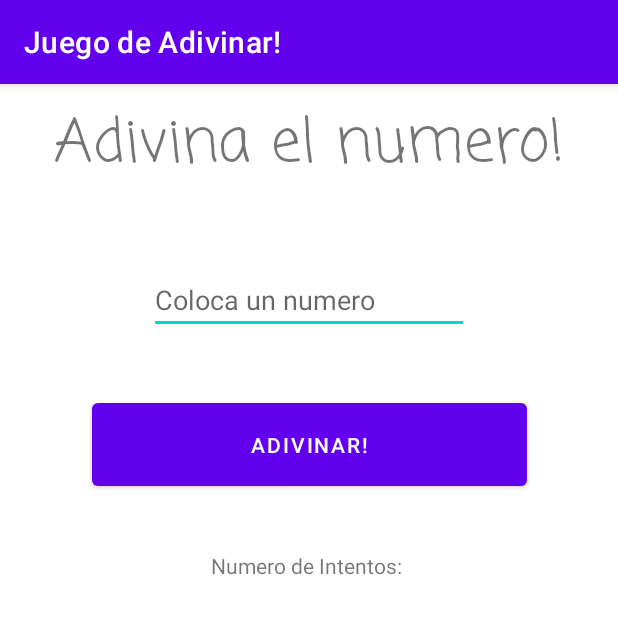
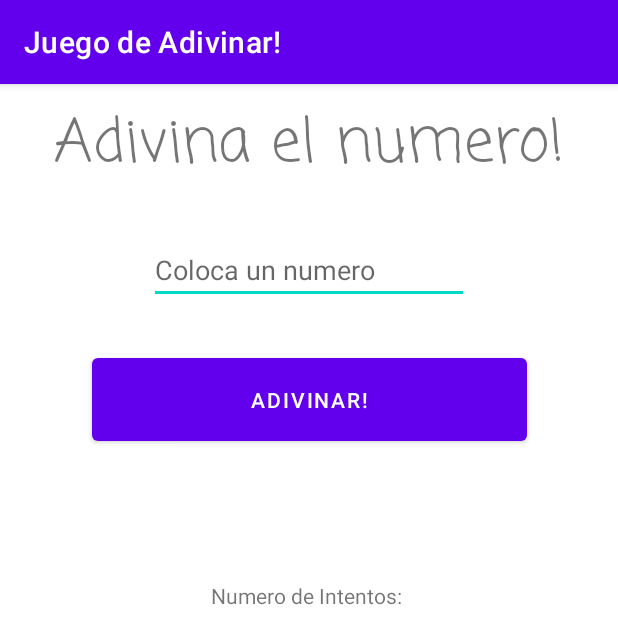
Before and after one commit to Betico1928/Guessing-game---Android-Studio, an Android app: the screen it shows after launch (MainActivity), on a phone screen of 412 x 824 dp. Shown: the top 644 px of the screen. Run offline under Robolectric (Android 15) with nearby library versions, the phone set to English and light mode, and no system bars.

Commit message:
Cambios en la interfaz.

```diff
--- a/app/src/main/java/javeriana/edu/co/practica1_juegodeadivinar/MainActivity.java
+++ b/app/src/main/java/javeriana/edu/co/practica1_juegodeadivinar/MainActivity.java
@@ -2,12 +2,10 @@ package javeriana.edu.co.practica1_juegodeadivinar;
 
 import androidx.appcompat.app.AppCompatActivity;
 
-import android.content.Intent;
 import android.os.Bundle;
 import android.text.Editable;
 import android.util.Log;
 import android.view.View;
-import android.widget.EditText;
 import android.widget.Toast;
 
 import java.util.Random;
--- a/app/src/main/res/layout/activity_main.xml
+++ b/app/src/main/res/layout/activity_main.xml
@@ -22,7 +22,7 @@
         android:id="@+id/textoNumeroAdivinado"
         android:layout_width="wrap_content"
         android:layout_height="wrap_content"
-        android:layout_marginTop="50dp"
+        android:layout_marginTop="30dp"
         android:ems="10"
         android:hint="Coloca un numero"
         android:inputType="number"
@@ -34,7 +34,7 @@
         android:id="@+id/botonAdivinar"
         android:layout_width="290dp"
         android:layout_height="67dp"
-        android:layout_marginTop="40dp"
+        android:layout_marginTop="30dp"
         android:onClick="adivinarNumero"
         android:text="ADIVINAR!"
         app:layout_constraintEnd_toEndOf="parent"
@@ -45,7 +45,7 @@
         android:id="@+id/numeroDeIntentos"
         android:layout_width="wrap_content"
         android:layout_height="wrap_content"
-        android:layout_marginBottom="400dp"
+        android:layout_marginBottom="330dp"
         android:text="Numero de Intentos: "
         app:layout_constraintBottom_toBottomOf="parent"
         app:layout_constraintEnd_toEndOf="parent"
@@ -56,9 +56,9 @@
         android:id="@+id/resultadoDelJuego"
         android:layout_width="wrap_content"
         android:layout_height="wrap_content"
-        android:layout_marginBottom="250dp"
+        android:layout_marginBottom="230dp"
+        android:gravity="center_horizontal"
         android:textSize="30sp"
-        android:gravity="center_horizontal"
         app:layout_constraintBottom_toBottomOf="parent"
         app:layout_constraintEnd_toEndOf="parent"
         app:layout_constraintHorizontal_bias="0.487"
```
